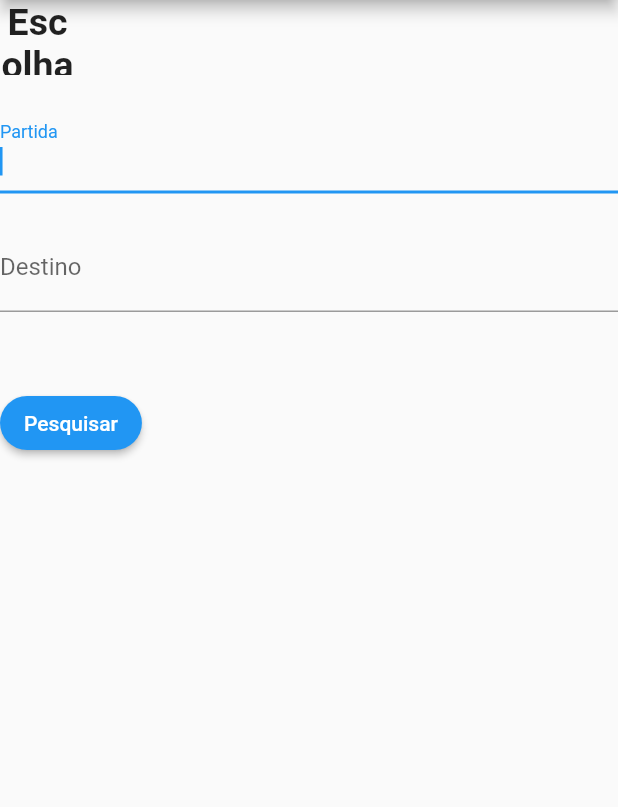
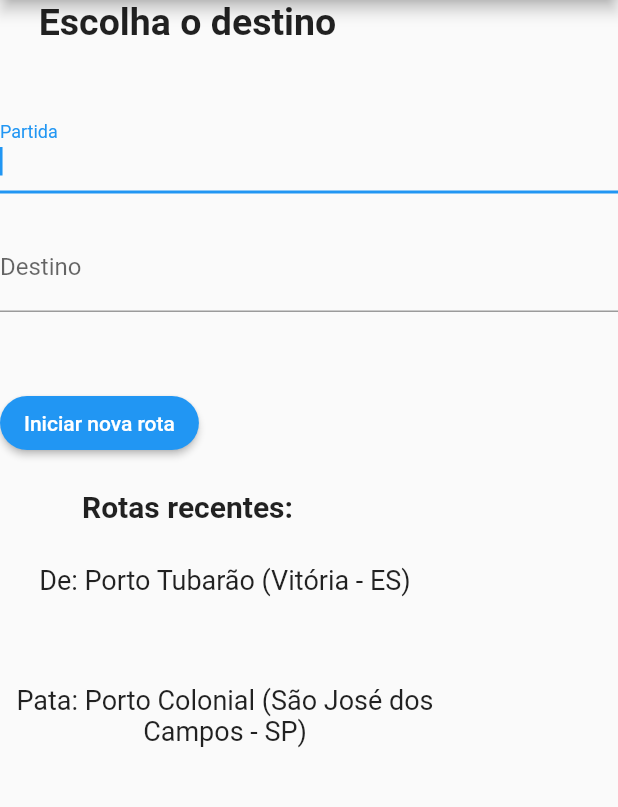
Before and after one commit to AlenDavid/hackathon-ccr-frontend, a Flutter app: the NewHome screen opened by its route, after a tap on "Pé na Estrada", on a phone screen of 412 x 824 dp, the part 84-891 px from its top. Run offline on Flutter 3.47's test engine with Material 2 defaults, Android fonts, the phone set to English and light mode, and no system bars; our stand-ins replace flutter_swiper, google_maps_flutter, location, table_calendar, url_launcher_web; missing offline and left inert: flutter_polyline_points.

Commit message:
Adicionado imagens e alterado tamanho fontes

```diff
--- a/lib/components/home.dart
+++ b/lib/components/home.dart
@@ -48,7 +48,8 @@ class NewHome extends StatelessWidget {
           children: [
             cardCentro(),
             cardItemPeNaEstrada(context),
-            cardItemSaudeBemEstar(context)
+            cardItemSaudeBemEstar(context),
+            cardItemBemEstar(context)
           ],
         ),
       ),
@@ -95,9 +96,9 @@ Widget cardItemPeNaEstrada(context) {
                 child: Text('Pé na Estrada', style: TextStyle(color: Colors.white)),
             ),
               const ListTile(
-                title: Text('Localização de postos CCR no trajeto'),
+                title: Text('Informações importantes ao longo trajeto'),
               ),
-              Container(child: Image.asset('images/posto.jpg')),
+              Container(child: Image.asset('images/caminhoneira-loira.jpeg')),
             ],
           ),
         ),
@@ -124,12 +125,12 @@ Widget cardItemSaudeBemEstar(context) {
                 onPressed: () {
                   Navigator.pushNamed(context, '/saude-bem-estar');
                 },
-                child: Text('Saúde e Bem estar', style: TextStyle(color: Colors.white)),
+                child: Text('Saúde CCR', style: TextStyle(color: Colors.white)),
             ),
               const ListTile(
-                title: Text('Atendimento Médico e cuidados pessoais'),
+                title: Text('Atendimento Médico, psicológico e exames'),
               ),
-              Container(child: Image.asset('images/posto.jpg')),
+              Container(child: Image.asset('images/posto-ccr.jpg')),
             ],
           ),
         ),
@@ -137,3 +138,35 @@ Widget cardItemSaudeBemEstar(context) {
     ),
   );
 }
+
+Widget cardItemBemEstar(context) {
+  return Center(
+    child: Card(
+      child: InkWell(
+        splashColor: Colors.blue.withAlpha(30),
+        child: Container(
+          width: 600,
+          height: 300,
+          child: Column(
+            mainAxisSize: MainAxisSize.min,
+            children: [
+              RaisedButton(
+                shape: StadiumBorder(),
+                // splashColor: Colors.orange,
+                color: Theme.of(context).primaryColor,
+                onPressed: () {
+                  Navigator.pushNamed(context, '/saude-bem-estar');
+                },
+                child: Text('Bem Estar', style: TextStyle(color: Colors.white)),
+            ),
+              const ListTile(
+                title: Text('Manicure, maquiagem e cabelo'),
+              ),
+              Container(child: Image.asset('images/autocuidado-1.jpg')),
+            ],
+          ),
+        ),
+      ),
+    ),
+  );
+}
--- a/lib/components/pe-na-estrada.dart
+++ b/lib/components/pe-na-estrada.dart
@@ -64,7 +64,7 @@ class _MyStatefulWidgetState extends State<MyStatefulWidget> {
         crossAxisAlignment: CrossAxisAlignment.start,
         children: <Widget>[
           SizedBox(
-            width: 50,
+            width: 250,
             height: 50,
             child: Text(
               'Escolha o destino',
@@ -101,7 +101,44 @@ class _MyStatefulWidgetState extends State<MyStatefulWidget> {
             onPressed: () {
               Navigator.pushNamed(context, '/pe-na-estrada-mapa');
             },
-            child: Text('Pesquisar', style: TextStyle(color: Colors.white)),
+            child: Text('Iniciar nova rota', style: TextStyle(color: Colors.white)),
+          ),
+          SizedBox(height: 20),
+          SizedBox(
+            width: 250,
+            height: 50,
+            child: Text(
+              'Rotas recentes:',
+              textAlign: TextAlign.center,
+              style: TextStyle(
+                fontSize: 20,
+                fontWeight: FontWeight.bold,
+              ),
+            ), // TODO: trocar pelo logo
+          ),
+          SizedBox(
+            width: 300,
+            height: 80,
+            child: Text(
+              'De: Porto Tubarão (Vitória - ES)',
+              textAlign: TextAlign.center,
+              style: TextStyle(
+                fontSize: 18,
+                fontWeight: FontWeight.normal,
+              ),
+            ), // TODO: trocar pelo logo
+          ),
+          SizedBox(
+            width: 300,
+            height: 80,
+            child: Text(
+              'Pata: Porto Colonial (São José dos Campos - SP)',
+              textAlign: TextAlign.center,
+              style: TextStyle(
+                fontSize: 18,
+                fontWeight: FontWeight.normal,
+              ),
+            ), // TODO: trocar pelo logo
           ),
         ],
       ),
--- a/lib/components/saude-bem-estar.dart
+++ b/lib/components/saude-bem-estar.dart
@@ -79,7 +79,7 @@ Widget cardItemSaudeBemEstar1(context) {
         splashColor: Colors.blue.withAlpha(30),
         child: Container(
           width: 500,
-          height: 200,
+          height: 400,
           child: Column(
             mainAxisSize: MainAxisSize.min,
             children: [
@@ -97,7 +97,7 @@ Widget cardItemSaudeBemEstar1(context) {
                 subtitle: Text('Massagens e Limpeza'),
                 trailing: Icon(Icons.calendar_today),
               ),
-              Container(child: Image.asset('images/posto.jpg')),
+              Container(child: Image.asset('images/ginecologista.jpg')),
             ],
           ),
         ),
@@ -114,7 +114,7 @@ Widget cardItemSaudeBemEstar2(context) {
         splashColor: Colors.blue.withAlpha(30),
         child: Container(
           width: 500,
-          height: 200,
+          height: 400,
           child: Column(
             mainAxisSize: MainAxisSize.min,
             children: [
@@ -132,7 +132,7 @@ Widget cardItemSaudeBemEstar2(context) {
                 subtitle: Text('Manicure, Pedicure e Podologia'),
                 trailing: Icon(Icons.calendar_today),
               ),
-              Container(child: Image.asset('images/posto.jpg')),
+              Container(child: Image.asset('images/nutricionista.jpg')),
             ],
           ),
         ),
@@ -148,7 +148,7 @@ Widget cardItemSaudeBemEstar3(context) {
         splashColor: Colors.blue.withAlpha(30),
         child: Container(
           width: 500,
-          height: 200,
+          height: 400,
           child: Column(
             mainAxisSize: MainAxisSize.min,
             children: [
--- a/pubspec.yaml
+++ b/pubspec.yaml
@@ -31,6 +31,11 @@ flutter:
     - images/avatar.png
     - images/posto.jpg
     - images/logo-pink-way.png
+    - images/posto-ccr.jpg
+    - images/caminhoneira-loira.jpeg
+    - images/autocuidado-1.jpg
+    - images/ginecologista.jpg
+    - images/nutricionista.jpg
 
 fonts:
   - family: ShadowsIntoLight
```
Also changed, not shown: images/autocuidado-1.jpg (added), images/caminhoneira-loira.jpeg (added), images/ginecologista.jpg (added), images/nutricionista.jpg (added), images/posto-ccr.jpg (added), 2 other files.
